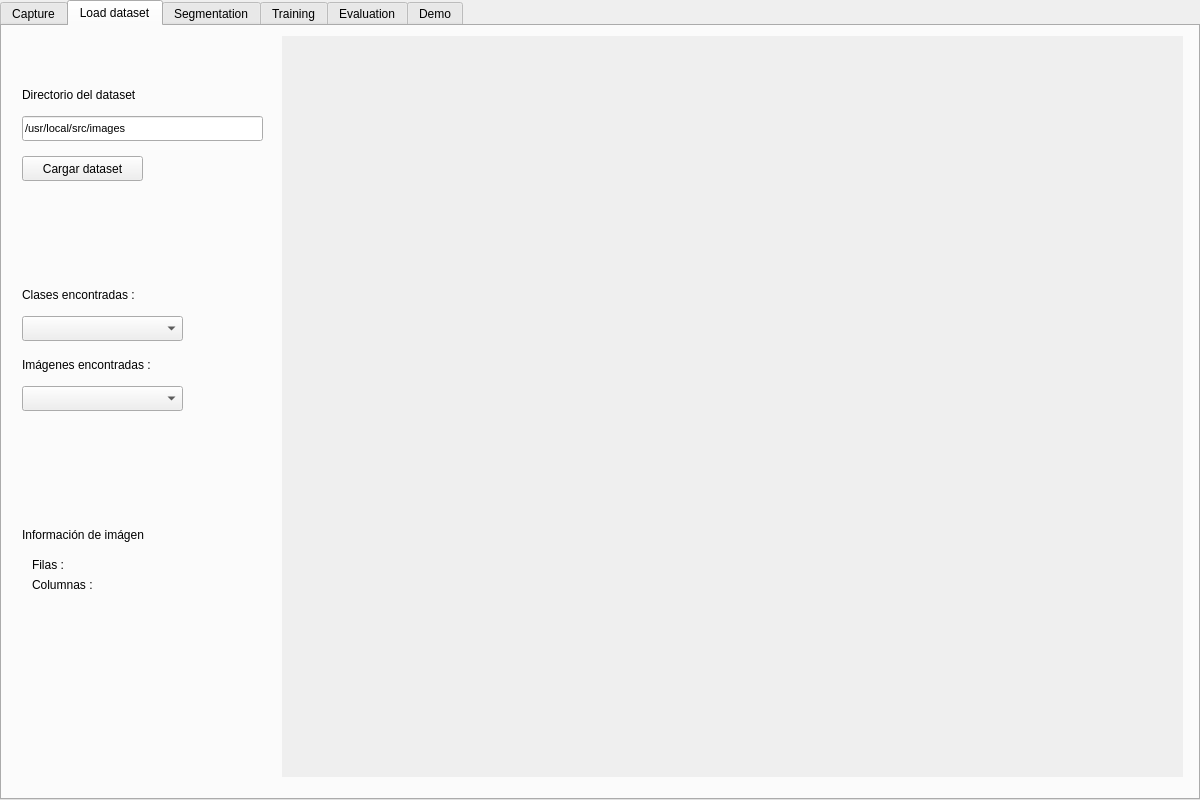
Old version of the form classification/mainwindow.ui in the repository vLabayen/giltzacls.
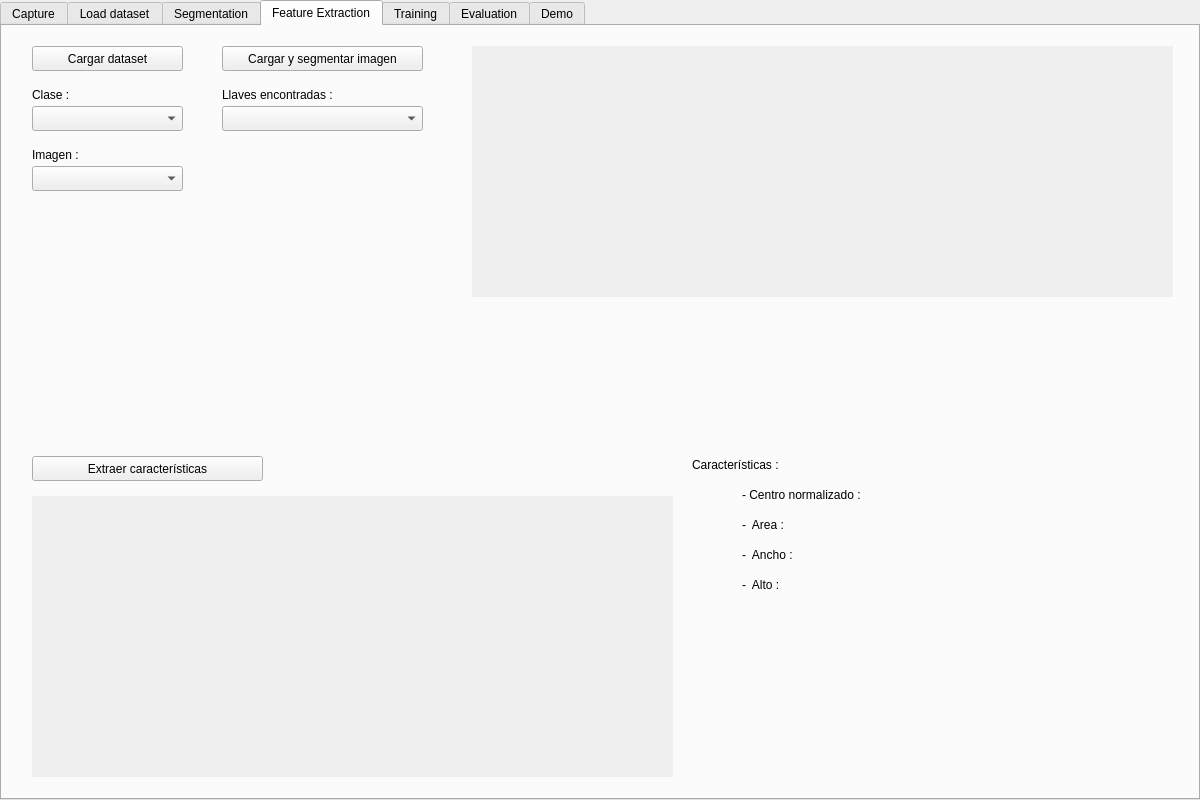
New version of the form.

Commit message: extraccion de features

Diff of the .ui file:
```diff
--- a/classification/mainwindow.ui
+++ b/classification/mainwindow.ui
@@ -24,7 +24,7 @@
      </rect>
     </property>
     <property name="currentIndex">
-     <number>1</number>
+     <number>3</number>
     </property>
     <widget class="QWidget" name="capture">
      <attribute name="title">
@@ -671,6 +671,222 @@
      <zorder>foundImages_comboBox_1</zorder>
      <zorder>foundImages_label_1</zorder>
     </widget>
+    <widget class="QWidget" name="featureExtraction">
+     <attribute name="title">
+      <string>Feature Extraction</string>
+     </attribute>
+     <widget class="QLabel" name="featureextraction_imageDisplay_label">
+      <property name="geometry">
+       <rect>
+        <x>470</x>
+        <y>20</y>
+        <width>701</width>
+        <height>251</height>
+       </rect>
+      </property>
+      <property name="autoFillBackground">
+       <bool>true</bool>
+      </property>
+      <property name="text">
+       <string/>
+      </property>
+      <property name="scaledContents">
+       <bool>true</bool>
+      </property>
+     </widget>
+     <widget class="QPushButton" name="featureextraction_loadSegmentedImage_pushButton">
+      <property name="geometry">
+       <rect>
+        <x>220</x>
+        <y>20</y>
+        <width>201</width>
+        <height>25</height>
+       </rect>
+      </property>
+      <property name="text">
+       <string>Cargar y segmentar imagen</string>
+      </property>
+     </widget>
+     <widget class="QLabel" name="featureextraction_imageCenterDisplay_label">
+      <property name="geometry">
+       <rect>
+        <x>30</x>
+        <y>470</y>
+        <width>641</width>
+        <height>281</height>
+       </rect>
+      </property>
+      <property name="autoFillBackground">
+       <bool>true</bool>
+      </property>
+      <property name="text">
+       <string/>
+      </property>
+      <property name="scaledContents">
+       <bool>true</bool>
+      </property>
+     </widget>
+     <widget class="QPushButton" name="featureextraction_extractFeatures_pushButton">
+      <property name="geometry">
+       <rect>
+        <x>30</x>
+        <y>430</y>
+        <width>231</width>
+        <height>25</height>
+       </rect>
+      </property>
+      <property name="text">
+       <string>Extraer características</string>
+      </property>
+     </widget>
+     <widget class="QComboBox" name="featureextraction_class_comboBox">
+      <property name="geometry">
+       <rect>
+        <x>30</x>
+        <y>80</y>
+        <width>151</width>
+        <height>25</height>
+       </rect>
+      </property>
+     </widget>
+     <widget class="QPushButton" name="featureextraction_loadDataset_pushButton">
+      <property name="geometry">
+       <rect>
+        <x>30</x>
+        <y>20</y>
+        <width>151</width>
+        <height>25</height>
+       </rect>
+      </property>
+      <property name="text">
+       <string>Cargar dataset</string>
+      </property>
+     </widget>
+     <widget class="QLabel" name="featureextraction_class_label">
+      <property name="geometry">
+       <rect>
+        <x>30</x>
+        <y>60</y>
+        <width>67</width>
+        <height>17</height>
+       </rect>
+      </property>
+      <property name="text">
+       <string>Clase :</string>
+      </property>
+     </widget>
+     <widget class="QComboBox" name="featureextraction_image_comboBox">
+      <property name="geometry">
+       <rect>
+        <x>30</x>
+        <y>140</y>
+        <width>151</width>
+        <height>25</height>
+       </rect>
+      </property>
+     </widget>
+     <widget class="QLabel" name="featureextraction_image_label">
+      <property name="geometry">
+       <rect>
+        <x>30</x>
+        <y>120</y>
+        <width>67</width>
+        <height>17</height>
+       </rect>
+      </property>
+      <property name="text">
+       <string>Imagen :</string>
+      </property>
+     </widget>
+     <widget class="QLabel" name="featureextraction_keys_label">
+      <property name="geometry">
+       <rect>
+        <x>220</x>
+        <y>60</y>
+        <width>161</width>
+        <height>17</height>
+       </rect>
+      </property>
+      <property name="text">
+       <string>Llaves encontradas :</string>
+      </property>
+     </widget>
+     <widget class="QComboBox" name="featureextraction_keys_comboBox">
+      <property name="geometry">
+       <rect>
+        <x>220</x>
+        <y>80</y>
+        <width>201</width>
+        <height>25</height>
+       </rect>
+      </property>
+     </widget>
+     <widget class="QLabel" name="featureextraction_features_label">
+      <property name="geometry">
+       <rect>
+        <x>690</x>
+        <y>430</y>
+        <width>131</width>
+        <height>17</height>
+       </rect>
+      </property>
+      <property name="text">
+       <string>Características : </string>
+      </property>
+     </widget>
+     <widget class="QLabel" name="featureextraction_featureCenter_label">
+      <property name="geometry">
+       <rect>
+        <x>740</x>
+        <y>460</y>
+        <width>401</width>
+        <height>17</height>
+       </rect>
+      </property>
+      <property name="text">
+       <string>- Centro normalizado :</string>
+      </property>
+     </widget>
+     <widget class="QLabel" name="featureextraction_featureArea_label">
+      <property name="geometry">
+       <rect>
+        <x>740</x>
+        <y>490</y>
+        <width>411</width>
+        <height>17</height>
+       </rect>
+      </property>
+      <property name="text">
+       <string>-  Area :</string>
+      </property>
+     </widget>
+     <widget class="QLabel" name="featureextraction_featureHeight_label">
+      <property name="geometry">
+       <rect>
+        <x>740</x>
+        <y>550</y>
+        <width>411</width>
+        <height>17</height>
+       </rect>
+      </property>
+      <property name="text">
+       <string>-  Alto :</string>
+      </property>
+     </widget>
+     <widget class="QLabel" name="featureextraction_featureWidth_label">
+      <property name="geometry">
+       <rect>
+        <x>740</x>
+        <y>520</y>
+        <width>391</width>
+        <height>17</height>
+       </rect>
+      </property>
+      <property name="text">
+       <string>-  Ancho :</string>
+      </property>
+     </widget>
+    </widget>
     <widget class="QWidget" name="training">
      <attribute name="title">
       <string>Training</string>
```
The commit also changes 8 other files.
